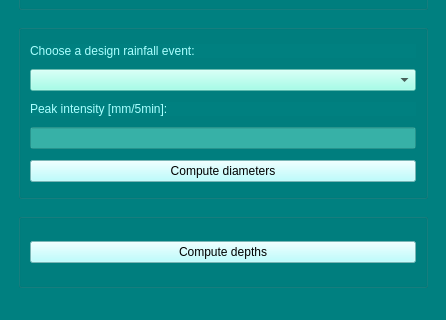
First picture: the form in sewerage_designer/sewerage_designer_dockwidget_base.ui, repository nens/sewerage-designer, before the edit; both pictures show x 0 to 446 and y 583 to 903 of the 446 by 903 pixel window.
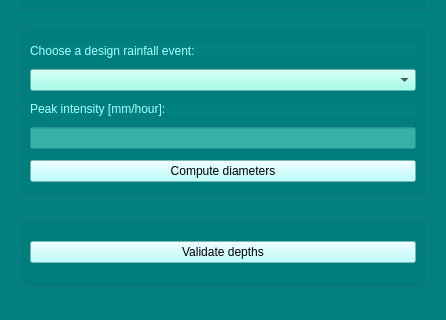
Second picture: the form after the edit. Icons and pictures are not drawn. Custom widgets are drawn as their Qt base class.

```diff
--- a/sewerage_designer/sewerage_designer_dockwidget_base.ui
+++ b/sewerage_designer/sewerage_designer_dockwidget_base.ui
@@ -356,7 +356,7 @@
               <string notr="true">color: rgb(170, 255, 255);</string>
              </property>
              <property name="text">
-              <string>Peak intensity [mm/5min]:</string>
+              <string>Peak intensity [mm/hour]:</string>
              </property>
             </widget>
            </item>
@@ -407,7 +407,7 @@
               <string notr="true">background-color: rgb(170, 255, 255);;color: rgb(0, 0, 0);</string>
              </property>
              <property name="text">
-              <string>Compute depths</string>
+              <string>Validate depths</string>
              </property>
             </widget>
            </item>
```
